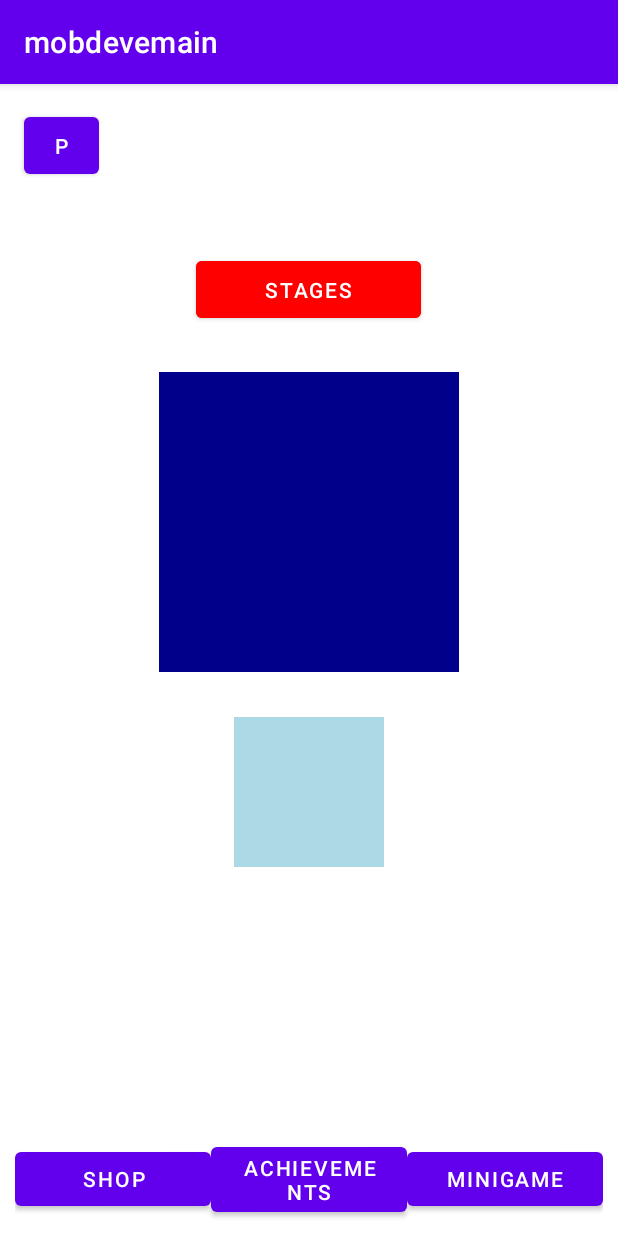
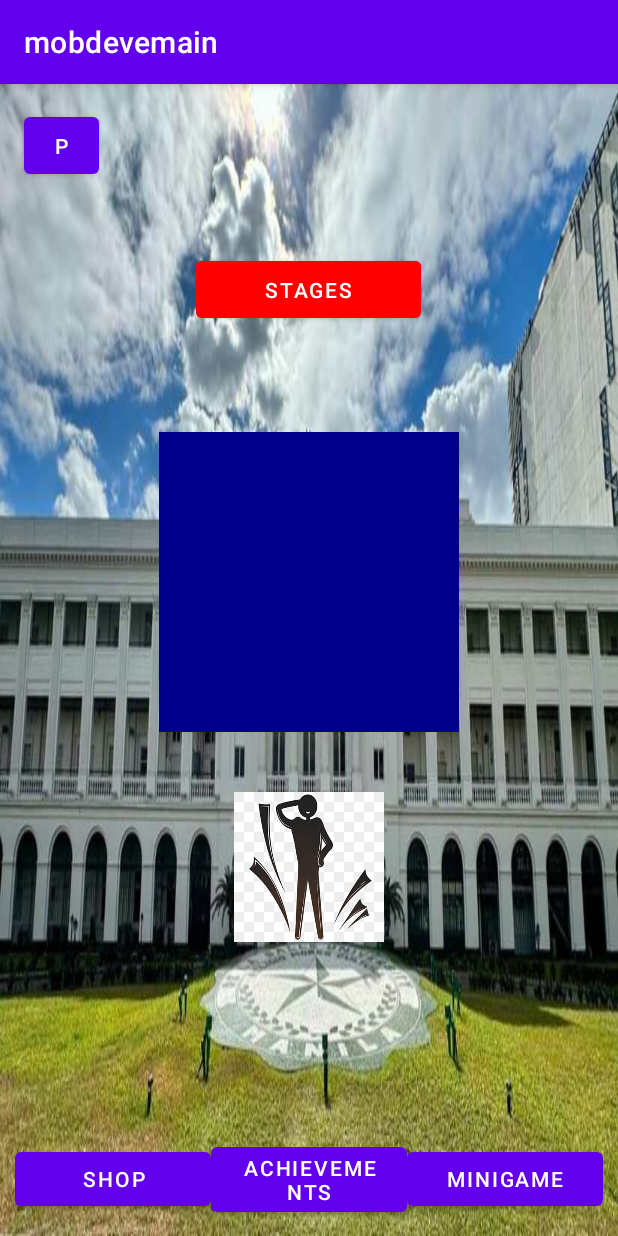
Before and after one commit to alonzo0812/MOBDEVE-game, an Android app: the screen it shows after launch (MainActivity), on a phone screen of 412 x 824 dp. Run offline under Robolectric (Android 15) with nearby library versions, the phone set to English and light mode, and no system bars.

Commit message:
design attempt

```diff
--- a/app/src/main/res/layout/activity_main.xml
+++ b/app/src/main/res/layout/activity_main.xml
@@ -1,6 +1,7 @@
 <RelativeLayout xmlns:android="http://schemas.android.com/apk/res/android"
     android:layout_width="match_parent"
-    android:layout_height="match_parent">
+    android:layout_height="match_parent"
+    android:background="@drawable/dlsubg">
 
     <!-- Profile Button -->
     <Button
@@ -33,18 +34,18 @@
         android:layout_height="200dp"
         android:layout_below="@id/button_stages"
         android:layout_centerHorizontal="true"
-        android:layout_marginTop="30dp"
+        android:layout_marginTop="70dp"
         android:background="#00008B"/>
 
     <!-- Player Box-->
-    <View
+    <ImageView
         android:id="@+id/player_box"
         android:layout_width="100dp"
         android:layout_height="100dp"
         android:layout_below="@id/enemy_box"
         android:layout_centerHorizontal="true"
-        android:layout_marginTop="30dp"
-        android:background="#ADD8E6"/>
+        android:layout_marginTop="40dp"
+        android:src="@drawable/stickman"/>
 
     <!-- Navigation-->
     <LinearLayout
```
Also changed, not shown: app/src/main/res/drawable/dlsubg.jpg (added), app/src/main/res/drawable/stickman.jpg (added).
